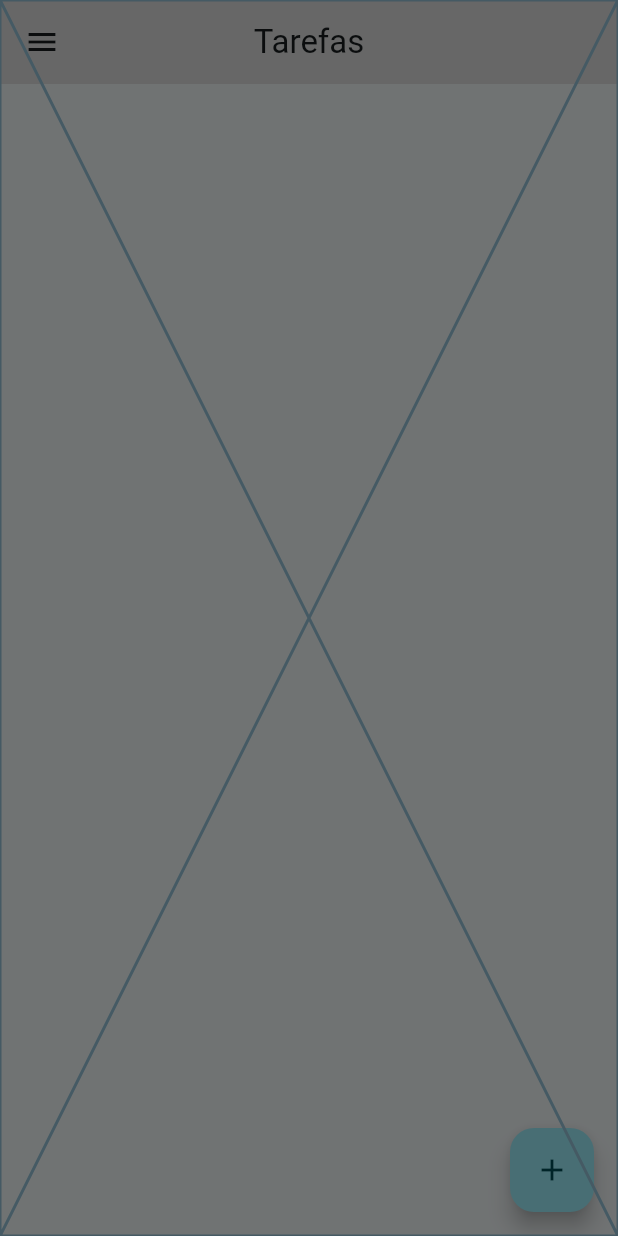
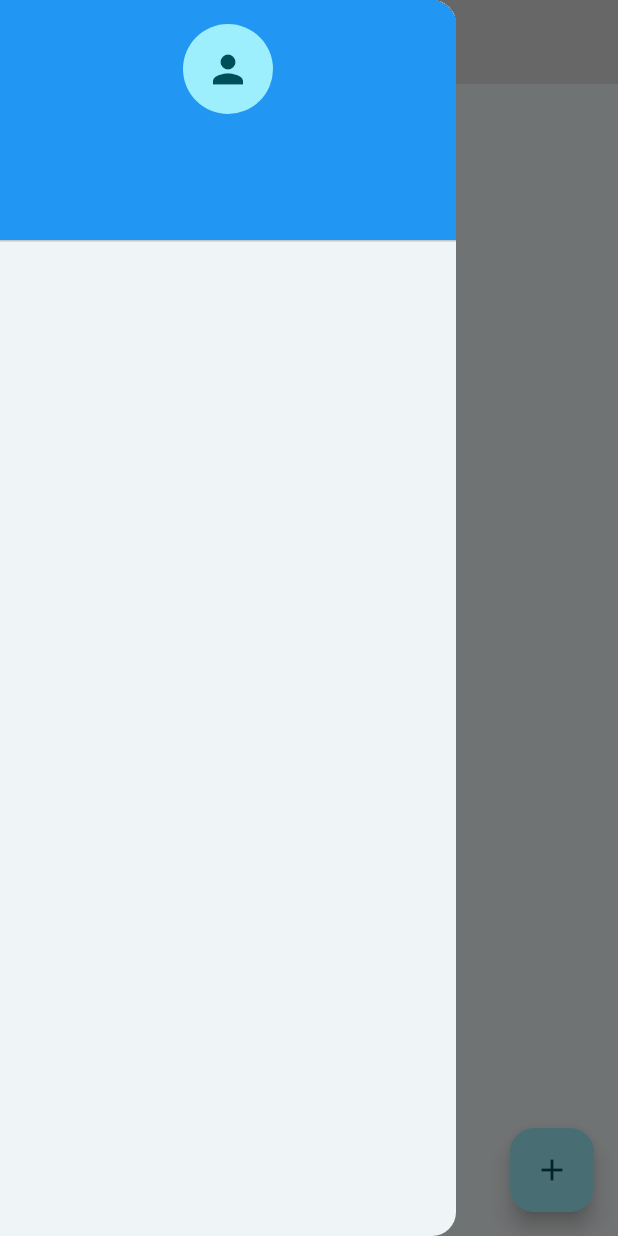
Before and after one commit to weesleycabral/todo, a Flutter app: the screen it shows after launch, with the side drawer open, on a phone screen of 412 x 824 dp. Run offline on Flutter 3.47's test engine with Material 3 defaults, Android fonts, the phone set to English and light mode, and no system bars; our stand-ins replace flutter_native_splash, flutter_screenutil.

Commit message:
feat: working on drawer

```diff
--- a/lib/app/ui/widgets/my_drawer.dart
+++ b/lib/app/ui/widgets/my_drawer.dart
@@ -5,6 +5,28 @@ class MyDrawer extends StatelessWidget {
 
   @override
   Widget build(BuildContext context) {
-    return const Placeholder();
+    return Drawer(
+      child: ListView(
+        padding: EdgeInsets.zero,
+        children: const <Widget>[
+          DrawerHeader(
+            decoration: BoxDecoration(
+              color: Colors.blue,
+            ),
+            child: Column(
+              children: <Widget>[
+                CircleAvatar(
+                  radius: 30,
+                  child: Icon(
+                    Icons.person,
+                    size: 30,
+                  ),
+                ),
+              ],
+            ),
+          ),
+        ],
+      ),
+    );
   }
 }
```
